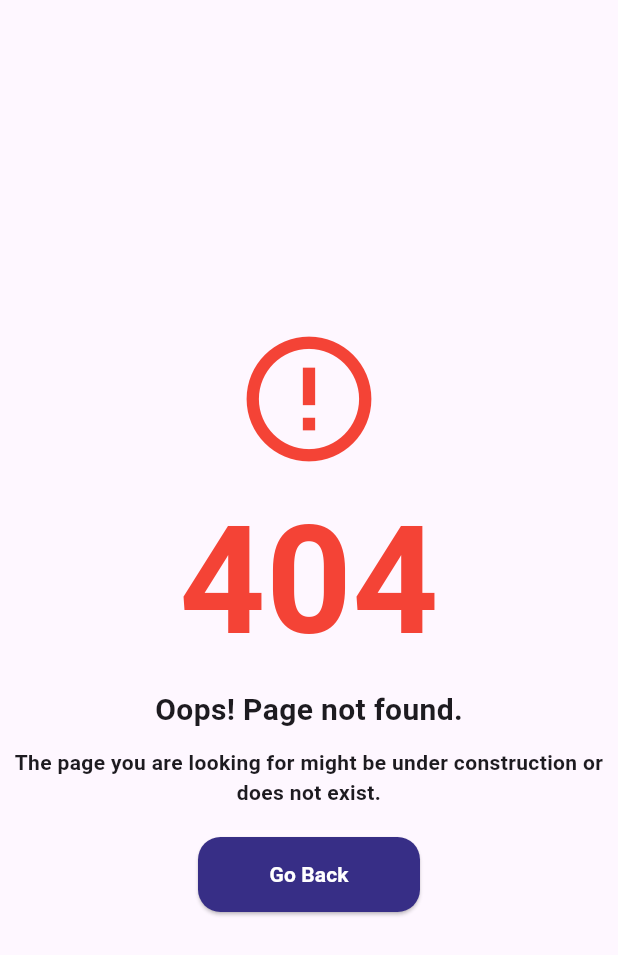
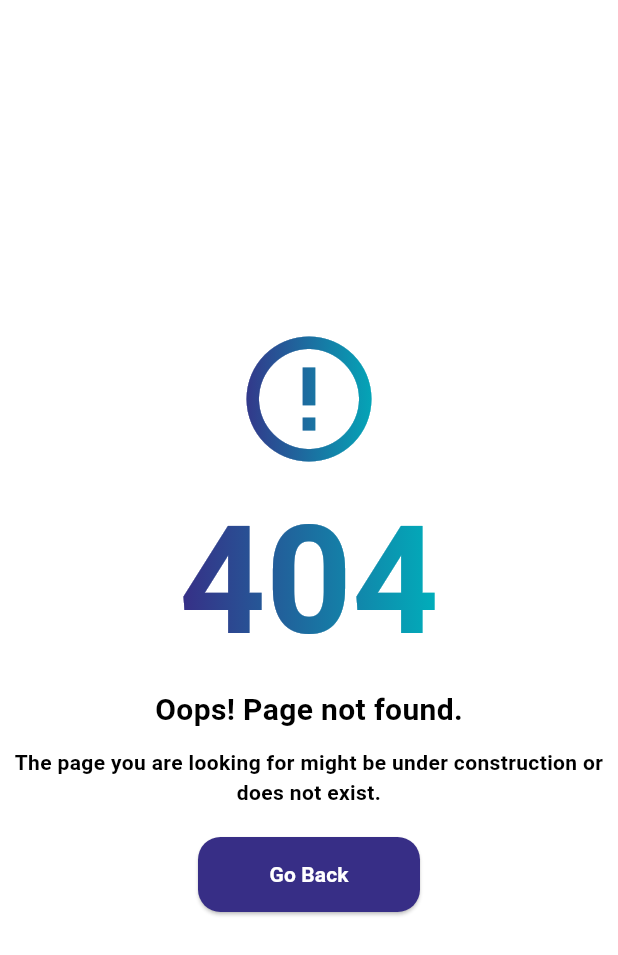
Before and after one commit to Jnananidhi/almed_in, a Flutter app: the NotFoundPage screen opened directly, on a phone screen of 412 x 824 dp. Shown: the top 955 px of the screen. Run offline on Flutter 3.47's test engine with Material 3 defaults, Android fonts, the phone set to English and light mode, and no system bars; our stand-ins replace awesome_snackbar_content, badges, carousel_slider, dots_indicator, expansion_tile_card, file_picker and 5 more; missing offline and left inert: dart:html, email_otp, hover_menu, universal_html; accounts and stored records are empty; network calls fail.

```diff
--- a/lib/Screens/Home/not_found_screen.dart
+++ b/lib/Screens/Home/not_found_screen.dart
@@ -1,5 +1,6 @@
 import 'package:almed_in/constants.dart';
 import 'package:flutter/material.dart';
+import 'dart:ui' as ui;
 
 class NotFoundPage extends StatelessWidget {
   const NotFoundPage({super.key});
@@ -7,30 +8,48 @@ class NotFoundPage extends StatelessWidget {
   @override
   Widget build(BuildContext context) {
     return Scaffold(
-
+backgroundColor: Colors.white,
       body: Center(
         child: Column(
           mainAxisAlignment: MainAxisAlignment.center,
           crossAxisAlignment: CrossAxisAlignment.center,
           children: [
-            Icon(
-              Icons.error_outline,
-              size: 100.0,
-              color: Colors.red,
+            ShaderMask(
+              shaderCallback: (Rect bounds) {
+                return LinearGradient(
+                  colors: [kPrimaryColor, kSecondaryColor], // Adjust colors as needed
+                ).createShader(bounds);
+              },
+              child: Icon(
+                Icons.error_outline,
+                size: 100.0,
+                color: Colors.white,
+              ),
             ),
-            Text("404",style: TextStyle(fontFamily: 'DMSans Bold',fontSize: 100,color: Colors.red)),
+            ShaderMask(
+              shaderCallback: (Rect bounds) {
+                return LinearGradient(
+                  colors: [kPrimaryColor, kSecondaryColor], // Adjust colors as needed
+                ).createShader(bounds);
+              },
+              child: Text("404",style: TextStyle(fontFamily: 'DMSans Bold',
+                  fontSize: 100,color: Colors.white,
+              ),
+              ),
+            ),
 
             Text(
               'Oops! Page not found.',
               style: TextStyle(
                 fontSize: 20.0,
                 fontFamily: 'DMSans Bold',
+                color: Colors.black
               ),
             ),
             SizedBox(height: 10.0),
             Text(
               'The page you are looking for might be under construction or does not exist.',
-              textAlign: TextAlign.center,
+              textAlign: TextAlign.center,style: TextStyle(color: Colors.black,fontFamily: 'DMSans Bold'),
             ),
             SizedBox(height: 20.0),
             ElevatedButton(
```
Also changed, not shown: lib/Screens/Home/company_list_screen.dart (+61 -4 lines), 1 other file.
